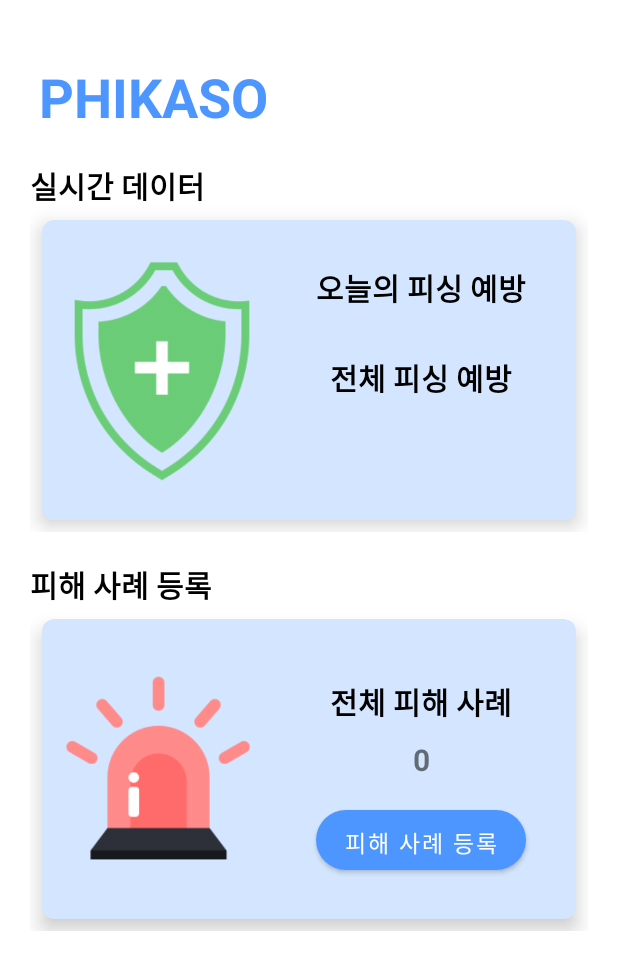
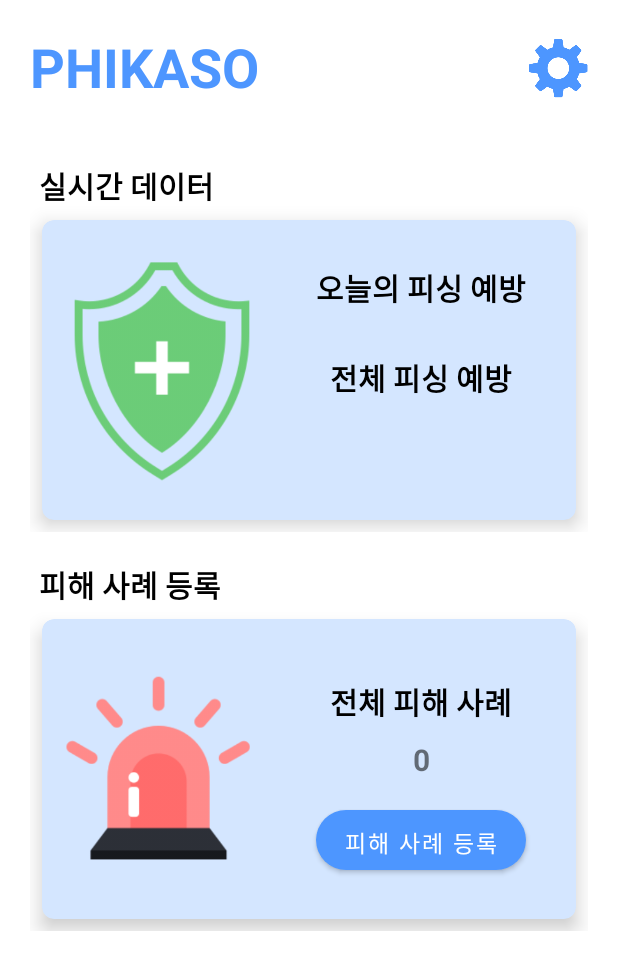
Before and after one commit to Phikaso-Team/Phikaso, an Android app: the layout activity_main.xml on its own in the app's theme, with its tools: preview values and no code run, on a phone screen of 412 x 824 dp. Shown: the top 970 px of the screen. Run offline under Robolectric (Android 15) with nearby library versions, the phone set to English and light mode, and no system bars.

```diff
--- a/app/src/main/res/layout/activity_main.xml
+++ b/app/src/main/res/layout/activity_main.xml
@@ -7,21 +7,34 @@
     android:orientation="vertical"
     tools:context=".activity.MainActivity">
 
+    <RelativeLayout
+        android:layout_width="match_parent"
+        android:layout_height="wrap_content"
+        android:layout_margin="20dp">
+
         <!-- 타이틀 -->
         <TextView
             android:id="@+id/title_view"
             android:layout_width="wrap_content"
             android:layout_height="wrap_content"
-        android:layout_alignParentLeft="true"
-        android:layout_centerHorizontal="true"
-        android:layout_marginLeft="26dp"
-        android:layout_marginTop="40dp"
-        android:gravity="top"
             android:text="PHIKASO"
-        android:textColor="#4D96FF"
-        android:textSize="36dp"
+            android:textColor="@color/phikaso"
+            android:textSize="36sp"
             android:textStyle="bold" />
 
+        <!-- 설정 -->
+        <ImageButton
+            android:id="@+id/buttonSetting"
+            android:layout_width="40dp"
+            android:layout_height="40dp"
+            android:layout_alignParentEnd="true"
+            android:layout_marginTop="5dp"
+            android:adjustViewBounds="true"
+            android:scaleType="fitCenter"
+            android:background="@drawable/setting"
+            android:backgroundTint="@color/phikaso"/>
+
+    </RelativeLayout>
 
     <!-- 2행 1열 -->
     <GridLayout
@@ -41,6 +54,7 @@
                 android:layout_width="match_parent"
                 android:layout_height="wrap_content"
                 android:text="실시간 데이터"
+                android:layout_marginStart="6dp"
                 android:textColor="@color/black"
                 android:textSize="20sp"
                 android:textStyle="bold" />
@@ -113,6 +127,7 @@
                 android:layout_width="match_parent"
                 android:layout_height="wrap_content"
                 android:layout_marginTop="20dp"
+                android:layout_marginStart="6dp"
                 android:text="피해 사례 등록"
                 android:textColor="@color/black"
                 android:textSize="20sp"
@@ -183,12 +198,10 @@
                             android:text="피해 사례 등록"
                             android:textAllCaps="false"
                             android:textColor="#fff"
-                            android:textSize="15dp"></Button>
+                            android:textSize="15sp" />
 
                     </LinearLayout>
                 </LinearLayout>
-
-
             </androidx.cardview.widget.CardView>
         </LinearLayout>
     </GridLayout>
--- a/app/src/main/res/layout/activity_register.xml
+++ b/app/src/main/res/layout/activity_register.xml
@@ -10,8 +10,6 @@
         android:layout_height="wrap_content"
         android:layout_margin="20dp">
 
-        //개인정보 수집 이용 및 제공 동의(?)
-        //이름, 전화번호, 신고 내용, 첨부 파일
         <TextView
             android:id="@+id/textViewName"
             android:layout_width="wrap_content"
--- a/app/src/main/res/layout/activity_splash.xml
+++ b/app/src/main/res/layout/activity_splash.xml
@@ -8,12 +8,11 @@
     android:background="@color/white"
     tools:context=".activity.SplashActivity">
 
-
     <ImageView
         android:id="@+id/imageView"
         android:layout_width="279dp"
         android:layout_height="251dp"
-        android:layout_marginStart="64dp"
+        android:layout_gravity="center"
         android:layout_marginTop="130dp"
         app:srcCompat="@drawable/logo" />
 
@@ -21,9 +20,10 @@
         android:id="@+id/textView"
         android:layout_width="wrap_content"
         android:layout_height="wrap_content"
-        android:text="Phikaso"
+        android:text="PHIKASO"
         android:layout_gravity="center"
         android:textColor="@color/phikaso"
         android:textStyle="bold"
         android:textSize="40sp" />
+
 </LinearLayout>
--- a/app/src/main/res/values-night/themes.xml
+++ b/app/src/main/res/values-night/themes.xml
@@ -12,5 +12,6 @@
         <!-- Status bar color. -->
         <item name="android:statusBarColor" tools:targetApi="l">?attr/colorPrimaryVariant</item>
         <!-- Customize your theme here. -->
+        <item name="windowNoTitle">true</item>
     </style>
 </resources>
--- a/app/src/main/res/values/themes.xml
+++ b/app/src/main/res/values/themes.xml
@@ -12,5 +12,6 @@
         <!-- Status bar color. -->
         <item name="android:statusBarColor" tools:targetApi="l">?attr/colorPrimaryVariant</item>
         <!-- Customize your theme here. -->
+        <item name="windowNoTitle">true</item>
     </style>
 </resources>
```
Also changed, not shown: app/src/main/AndroidManifest.xml (+5 -2 lines), app/src/main/java/com/android/phikaso/activity/MainActivity.java (+18 -11 lines), app/src/main/java/com/android/phikaso/activity/SettingActivity.java (added, +71 -0 lines), app/src/main/res/layout/activity_login.xml (+4 -7 lines), app/src/main/res/layout/activity_setting.xml (added, +54 -0 lines), app/src/main/res/layout/activity_signup.xml (+14 -6 lines), app/src/main/res/values/styles.xml (added, +8 -0 lines), app/src/main/res/drawable/setting.png (added). Lines whose indentation alone changed are shown as unchanged.
